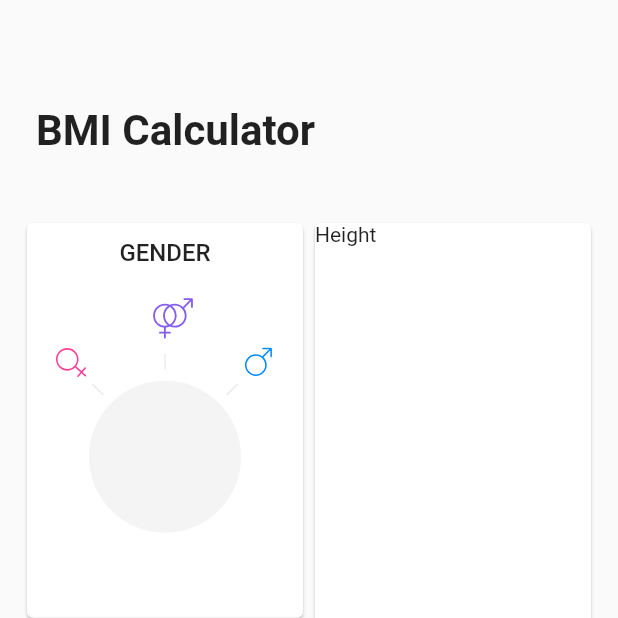
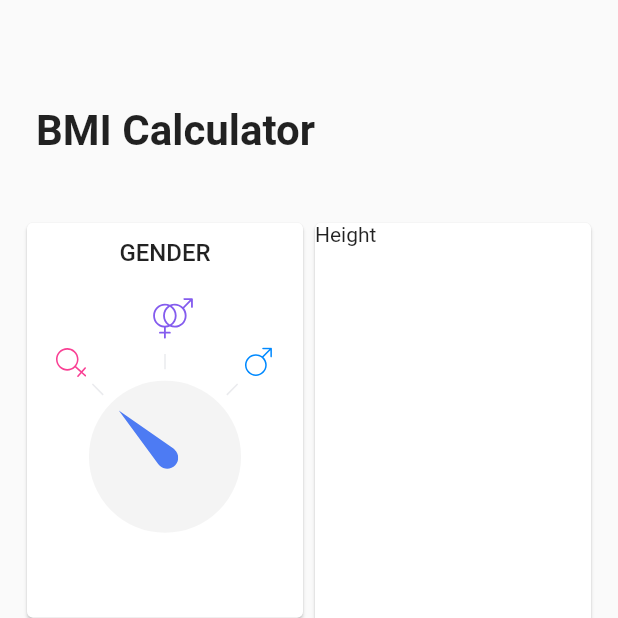
Before and after one commit to SonQBChau/bmi_calculator, a Flutter app: the screen it shows after launch, on a phone screen of 412 x 824 dp, the top half of it. Run offline on Flutter 3.47's test engine with Material 2 defaults, Android fonts, the phone set to English and light mode, and no system bars; our stand-ins replace flutter_svg.

Commit message:
add arrow gender

```diff
--- a/lib/gender_card.dart
+++ b/lib/gender_card.dart
@@ -48,6 +48,7 @@ class _GenderCardState extends State<GenderCard> {
         GenderIconTranslated(gender: Gender.female),
         GenderIconTranslated(gender: Gender.other),
         GenderIconTranslated(gender: Gender.male),
+
       ],
     );
   }
@@ -57,6 +58,7 @@ class _GenderCardState extends State<GenderCard> {
       alignment: Alignment.center,
       children: <Widget>[
         GenderCircle(),
+        GenderArrow(angle: _genderAngles[Gender.female]),
       ],
     );
   }
@@ -166,3 +168,30 @@ class GenderIconTranslated extends StatelessWidget {
     return centeredIconWithALine;
   }
 }
+class GenderArrow extends StatelessWidget {
+  final double angle;
+
+  const GenderArrow({Key key, this.angle}) : super(key: key);
+
+  double _arrowLength(BuildContext context) => screenAwareSize(32.0, context);
+
+  double _translationOffset(BuildContext context) => _arrowLength(context) * -0.4;
+
+  @override
+  Widget build(BuildContext context) {
+    return Transform.rotate(
+      angle: angle,
+      child: Transform.translate(
+        offset: Offset(0.0, _translationOffset(context)),
+        child: Transform.rotate(
+          angle: -_defaultGenderAngle,
+          child: SvgPicture.asset(
+            "images/gender_arrow.svg",
+            height: _arrowLength(context),
+            width: _arrowLength(context),
+          ),
+        ),
+      ),
+    );
+  }
+}
```
